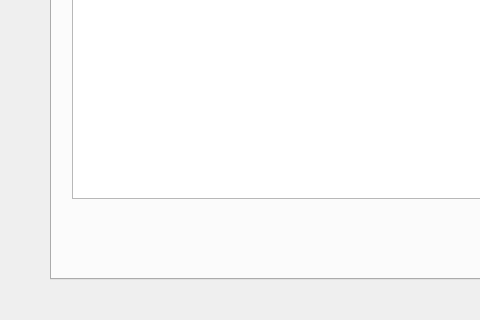
Qt form window.ui (beafaro/farocarrera) before a commit; both pictures show x 0 to 480 and y 480 to 800 of the 1024 by 800 pixel window.
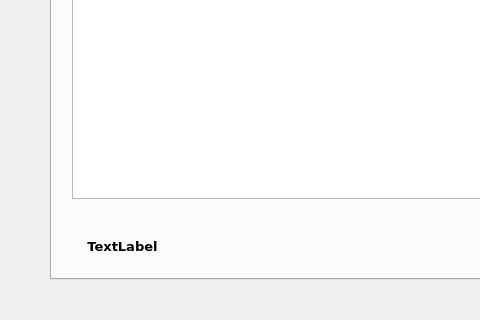
The same form after that commit. Icons and pictures are not drawn.

Diff of the .ui file:
```diff
--- a/window.ui
+++ b/window.ui
@@ -884,6 +884,22 @@
        </property>
       </column>
      </widget>
+     <widget class="QLabel" name="lblFecha">
+      <property name="geometry">
+       <rect>
+        <x>20</x>
+        <y>630</y>
+        <width>101</width>
+        <height>16</height>
+       </rect>
+      </property>
+      <property name="text">
+       <string>TextLabel</string>
+      </property>
+      <property name="alignment">
+       <set>Qt::AlignCenter</set>
+      </property>
+     </widget>
     </widget>
     <widget class="QWidget" name="tab_2">
      <attribute name="title">
```
